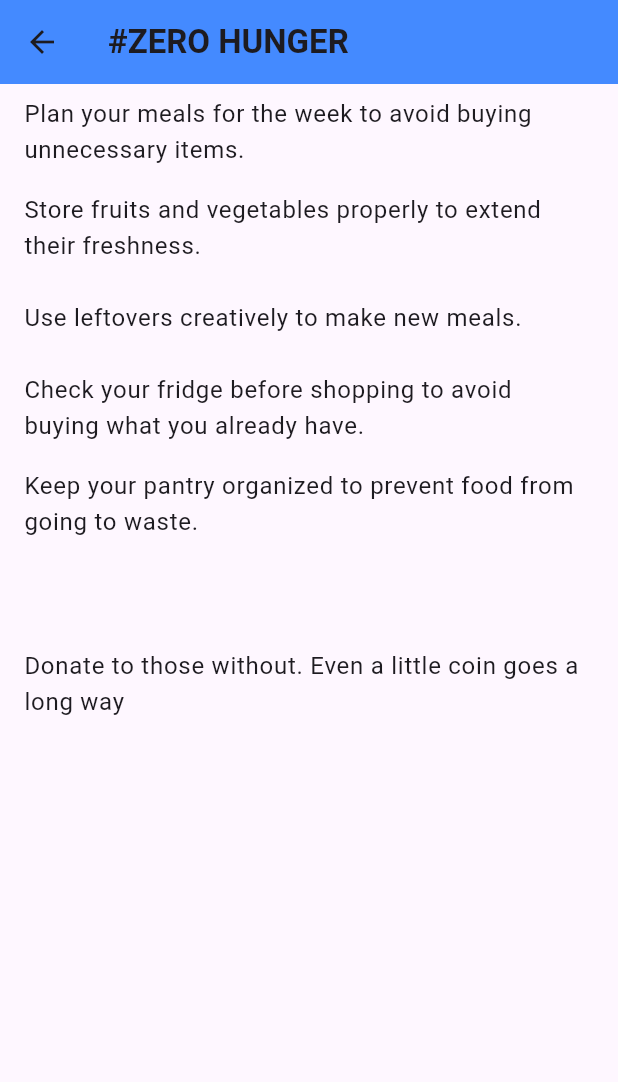
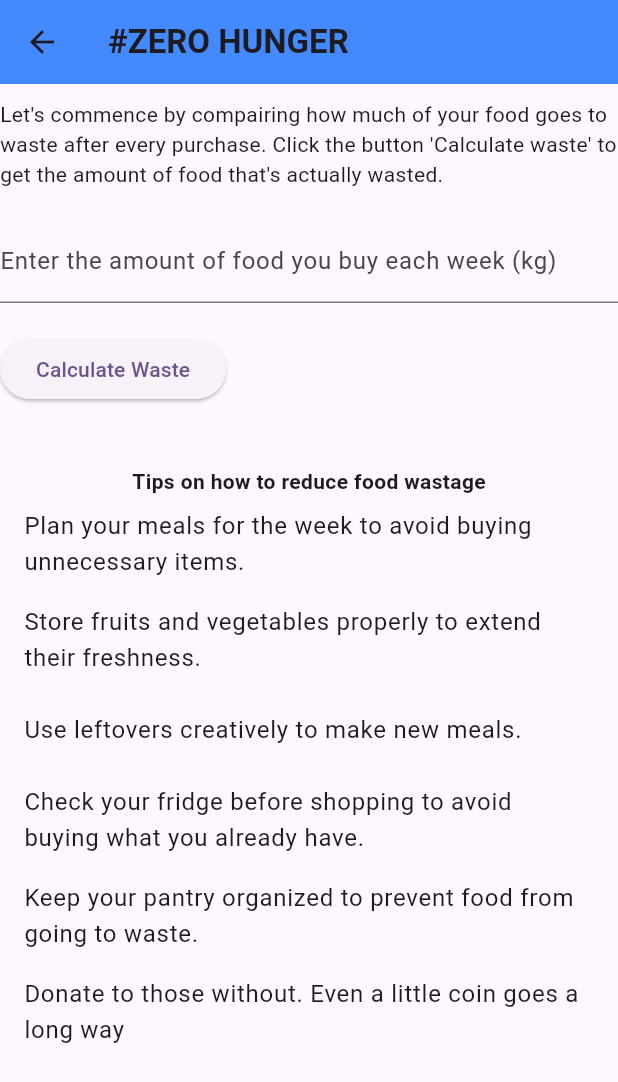
Before and after one commit to BensonWathigo/SDG2, a Flutter app: the TipsScreen screen opened directly, on a phone screen of 412 x 824 dp. Shown: the top 1082 px of the screen. Run offline on Flutter 3.47's test engine with Material 3 defaults, Android fonts, the light colour scheme and no system bars; our stand-ins replace firebase_auth, firebase_core; accounts and stored records are empty.

Commit message:
3rd commit

```diff
--- a/project_sdg_2/lib/screens/tips_screen.dart
+++ b/project_sdg_2/lib/screens/tips_screen.dart
@@ -7,7 +7,6 @@ class TipsScreen extends StatelessWidget {
     "Use leftovers creatively to make new meals.",
     "Check your fridge before shopping to avoid buying what you already have.",
     "Keep your pantry organized to prevent food from going to waste.",
-    "",
     "Donate to those without. Even a little coin goes a long way"
   ];
 
@@ -23,7 +22,19 @@ class TipsScreen extends StatelessWidget {
           style: TextStyle(fontWeight: FontWeight.bold),
         ),
       ),
-      body: ListView.builder(
+      body: Column(
+        children: [
+          // Include CalculatorForm at the top
+          const CalculatorForm(),
+          const Text(
+            "Tips on how to reduce food wastage",
+            style: TextStyle(
+              fontWeight: FontWeight.bold,
+            ),
+          ),
+
+          Expanded(
+            child: ListView.builder(
               itemCount: tips.length,
               itemBuilder: (context, index) {
                 return ListTile(
@@ -31,6 +42,62 @@ class TipsScreen extends StatelessWidget {
                 );
               },
             ),
+          ),
+        ],
+      ),
     );
   }
 }
+
+class CalculatorForm extends StatefulWidget {
+  const CalculatorForm({super.key});
+
+  @override
+  _CalculatorFormState createState() => _CalculatorFormState();
+}
+
+class _CalculatorFormState extends State<CalculatorForm> {
+  final TextEditingController _foodWasteController = TextEditingController();
+
+  String _result = '';
+
+  void _calculateWaste() {
+    final quantity = double.tryParse(_foodWasteController.text) ?? 0;
+    setState(() {
+      _result =
+          'You waste approximately ${quantity * 0.3} kg of food per week.';
+    });
+  }
+
+  @override
+  Widget build(BuildContext context) {
+    return SingleChildScrollView(
+      child: Column(
+        crossAxisAlignment: CrossAxisAlignment.start,
+        children: [
+          const SizedBox(height: 10),
+          const Text(
+              "Let's commence by compairing how much of your food goes to waste after every purchase. Click the button 'Calculate waste' to get the amount of food that's actually wasted."),
+          const SizedBox(height: 20),
+          TextField(
+            controller: _foodWasteController,
+            decoration: const InputDecoration(
+              labelText: 'Enter the amount of food you buy each week (kg)',
+            ),
+            keyboardType: TextInputType.number,
+          ),
+          const SizedBox(height: 20),
+          ElevatedButton(
+            onPressed: _calculateWaste,
+            child: const Text('Calculate Waste'),
+          ),
+          const SizedBox(height: 20),
+          Center(
+            child: Text(_result,
+                style: const TextStyle(fontSize: 15, color: Colors.redAccent)),
+          ),
+        ],
+      ),
+    );
+  }
+}
```
Also changed, not shown: project_sdg_2/lib/authentification/SplashScreen.dart (+7 -2 lines), project_sdg_2/lib/screens/home_screen.dart (+16 -6 lines), project_sdg_2/lib/screens/welcome.dart (+15 -4 lines). Lines whose indentation alone changed are shown as unchanged.
